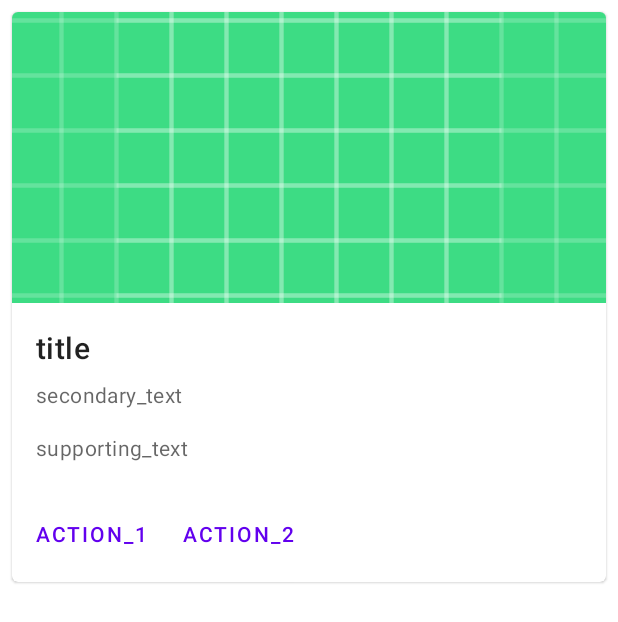
After one commit to Phi-Coder/Pooliver, an Android app: the layout ordercardview.xml on its own in the app's theme, with its tools: preview values and no code run, on a phone screen of 412 x 824 dp. The commit adds this screen. Shown: the top 622 px of the screen. Run offline under Robolectric (Android 15) with nearby library versions, the phone set to English and light mode, and no system bars.

```diff
--- a/app/build.gradle
+++ b/app/build.gradle
@@ -49,6 +49,9 @@ dependencies {
     implementation 'com.google.android.gms:play-services-location:18.0.0'
     implementation 'pub.devrel:easypermissions:2.0.1'
 
+    // Place api dependency for auto complete
+    implementation 'com.google.android.libraries.places:places:2.4.0'
+
 
     implementation 'androidx.browser:browser:1.3.0'
 
--- a/app/src/main/AndroidManifest.xml
+++ b/app/src/main/AndroidManifest.xml
@@ -17,7 +17,8 @@
         android:roundIcon="@mipmap/ic_launcher_round"
         android:supportsRtl="true"
         android:theme="@style/Theme.Poolliver">
-        <activity android:name=".PriceEstimation"></activity>
+        <activity android:name=".DeliveryInfo"></activity>
+        <activity android:name=".PriceEstimation" />
         <!--
              The API key for Google Maps-based APIs is defined as a string resource.
              (See the file "res/values/google_maps_api.xml").
--- a/app/src/main/res/layout/devitemcard.xml
+++ /dev/null
@@ -1,6 +0,0 @@
-<?xml version="1.0" encoding="utf-8"?>
-<com.google.android.material.card.MaterialCardView xmlns:android="http://schemas.android.com/apk/res/android"
-    android:layout_width="match_parent"
-    android:layout_height="match_parent">
-
-</com.google.android.material.card.MaterialCardView>
--- /dev/null
+++ b/app/src/main/res/layout/ordercardview.xml
@@ -0,0 +1,74 @@
+<?xml version="1.0" encoding="utf-8"?>
+<com.google.android.material.card.MaterialCardView xmlns:android="http://schemas.android.com/apk/res/android"
+    xmlns:app="http://schemas.android.com/apk/res-auto"
+    android:layout_width="match_parent"
+    android:layout_height="wrap_content"
+    android:layout_margin="8dp">
+
+    <LinearLayout
+        android:layout_width="match_parent"
+        android:layout_height="wrap_content"
+        android:orientation="vertical">
+
+        <ImageView
+            android:layout_width="match_parent"
+            android:layout_height="194dp"
+            android:contentDescription="content"
+            android:scaleType="centerCrop"
+            app:srcCompat="@drawable/ic_launcher_background" />
+
+        <LinearLayout
+            android:layout_width="match_parent"
+            android:layout_height="wrap_content"
+            android:orientation="vertical"
+            android:padding="16dp">
+
+            <!-- Title, secondary and supporting text -->
+            <TextView
+                android:layout_width="wrap_content"
+                android:layout_height="wrap_content"
+                android:text="title"
+                android:textAppearance="?attr/textAppearanceHeadline6" />
+
+            <TextView
+                android:layout_width="wrap_content"
+                android:layout_height="wrap_content"
+                android:layout_marginTop="8dp"
+                android:text="secondary_text"
+                android:textAppearance="?attr/textAppearanceBody2"
+                android:textColor="?android:attr/textColorSecondary" />
+
+            <TextView
+                android:layout_width="wrap_content"
+                android:layout_height="wrap_content"
+                android:layout_marginTop="16dp"
+                android:text="supporting_text"
+                android:textAppearance="?attr/textAppearanceBody2"
+                android:textColor="?android:attr/textColorSecondary" />
+
+        </LinearLayout>
+
+        <!-- Buttons -->
+        <LinearLayout
+            android:layout_width="wrap_content"
+            android:layout_height="wrap_content"
+            android:layout_margin="8dp"
+            android:orientation="horizontal">
+
+            <com.google.android.material.button.MaterialButton
+                style="?attr/borderlessButtonStyle"
+                android:layout_width="wrap_content"
+                android:layout_height="wrap_content"
+                android:layout_marginEnd="8dp"
+                android:text="action_1" />
+
+            <com.google.android.material.button.MaterialButton
+                style="?attr/borderlessButtonStyle"
+                android:layout_width="wrap_content"
+                android:layout_height="wrap_content"
+                android:text="action_2" />
+        </LinearLayout>
+
+    </LinearLayout>
+
+</com.google.android.material.card.MaterialCardView>
--- a/app/src/main/res/values/strings.xml
+++ b/app/src/main/res/values/strings.xml
@@ -96,4 +96,5 @@
     <string name="to">Enter Drop location</string>
     <string name="find_driver">Find Driver</string>
     <string name="cashPayment">Due to some Technical Error Payment Gateways are not acti ve right now. So cash has been set the default payment for now</string>
+    <string name="mapsApiKey">AIzaSyC_GU8BS1MyKcCFS46JzBqrm-mpHk5yEfA</string>
 </resources>
```
Also changed, not shown: app/src/main/java/com/example/poolliver/DeliveryInfo.java (added, +14 -0 lines), app/src/main/java/com/example/poolliver/Fragments/tab2.java (+94 -7 lines), app/src/main/java/com/example/poolliver/PriceEstimation.java (+17 -0 lines), app/src/main/res/layout/activity_delivery_info.xml (added, +9 -0 lines), app/src/main/res/layout/activity_price_estimation.xml (+10 -9 lines), app/src/main/res/layout/fragment_tab2.xml (+8 -10 lines).
